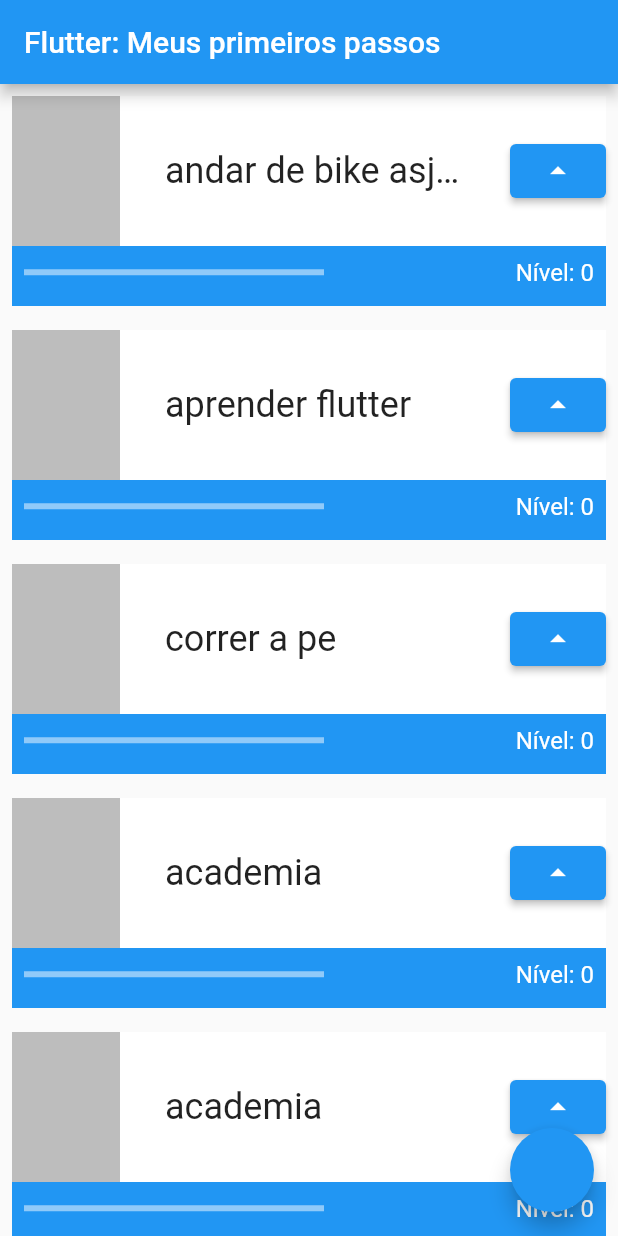
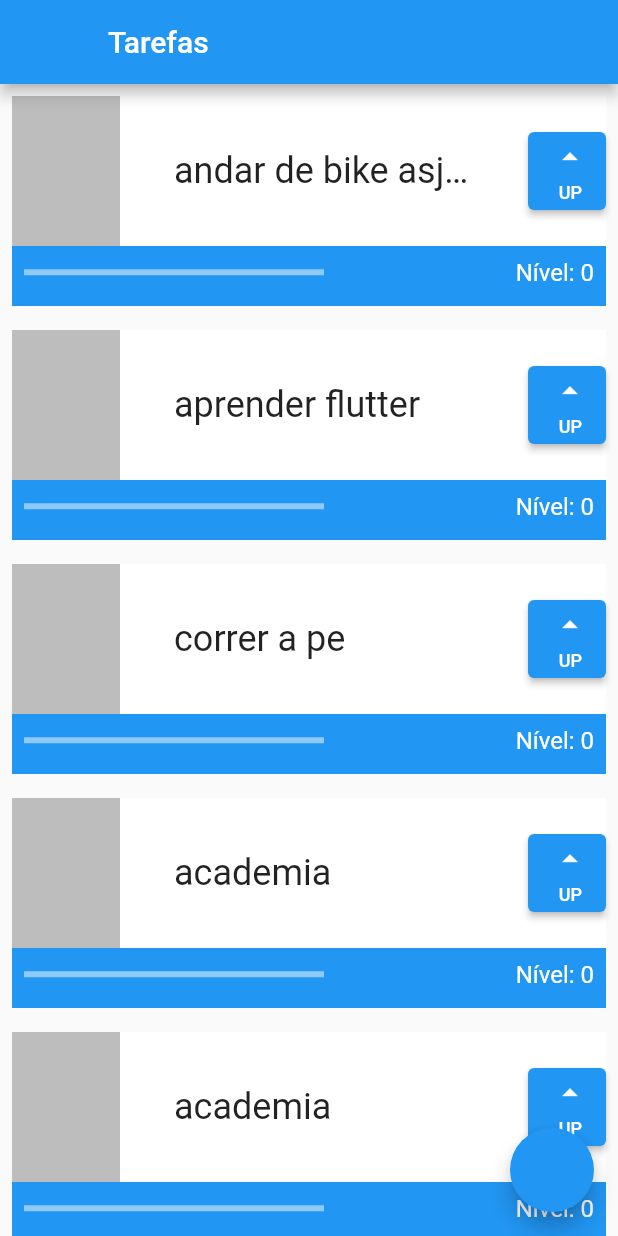
Before and after one commit to harrisonpinchieri/projetoandroid, a Flutter app: the screen it shows after launch, on a phone screen of 412 x 824 dp. Run offline on Flutter 3.47's test engine with Material 2 defaults, Android fonts, the phone set to English and light mode, and no system bars.

Commit message:
appbar leading 04/08/2022

```diff
--- a/lib/main.dart
+++ b/lib/main.dart
@@ -26,7 +26,9 @@ class MyApp extends StatelessWidget {
       ),
       home: Scaffold(
         appBar: AppBar(
-          title: Text('Flutter: Meus primeiros passos'),
+          leading: Container(),
+
+          title: Text('Tarefas'),
         ),
         body: ListView(
           children: [
@@ -92,7 +94,10 @@ class _TaskState extends State<Task> {
                                 overflow: TextOverflow.ellipsis,
                               ),
                             )),
-                        ElevatedButton(
+                        Container(
+                          height: 52,
+                          width: 52,
+                          child: ElevatedButton(
                               onPressed: () {
                                 setState(() {
                                   nivel++;
@@ -100,7 +105,15 @@ class _TaskState extends State<Task> {
 
                                 print(nivel);
                               },
-                            child: Icon(Icons.arrow_drop_up))
+                              child: Column(
+                                mainAxisAlignment: MainAxisAlignment.spaceEvenly,
+                                crossAxisAlignment: CrossAxisAlignment.end,
+                                children: [
+                                  Icon(Icons.arrow_drop_up),
+                                  Text('UP',style: TextStyle(fontSize:12),)
+                                ],
+                              )),
+                        )
                       ],
                     )),
                 Row(
```
Lines whose indentation alone changed are shown as unchanged.
